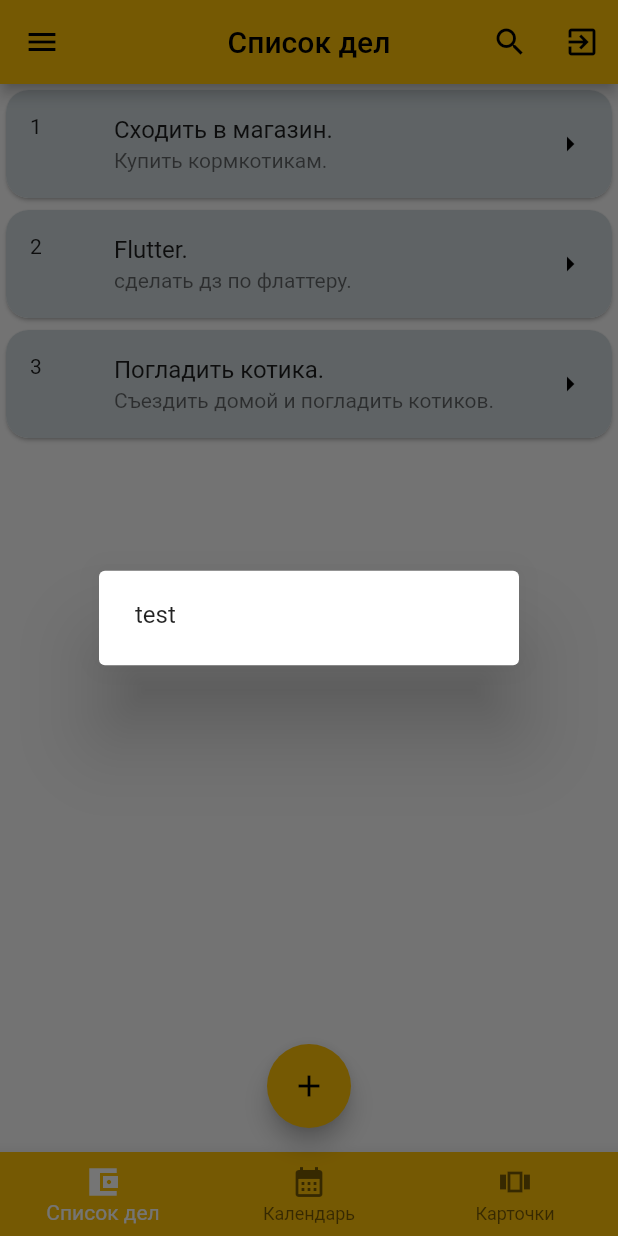
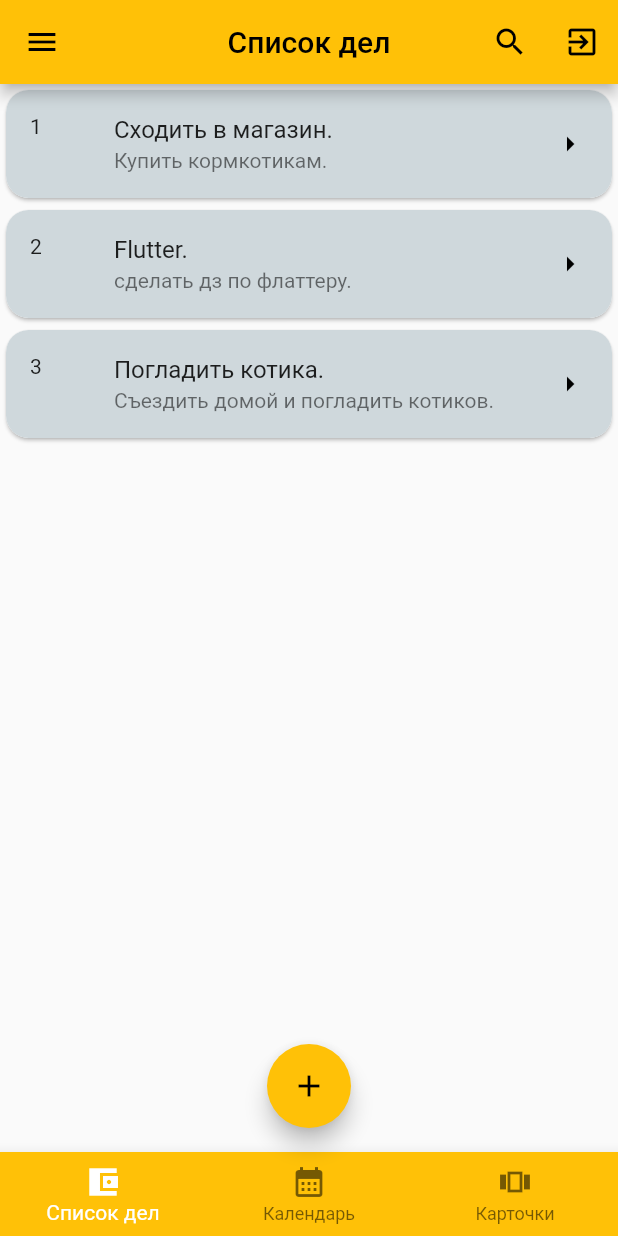
Before and after one commit to dobriy-yashcher/test_flutter_project, a Flutter app: the screen it shows after launch, after a tap on "Sign in", on a phone screen of 412 x 824 dp. Run offline on Flutter 3.47's test engine with Material 2 defaults, Android fonts, the phone set to English and light mode, and no system bars.

Commit message:
finish apps

```diff
--- a/lib/main.dart
+++ b/lib/main.dart
@@ -1,4 +1,5 @@
 import 'package:flutter/material.dart';
+import 'package:test_project/pages/apps_page.dart';
 import 'package:test_project/pages/auth_page.dart';
 import 'package:test_project/pages/home_page.dart';
 
@@ -17,6 +18,7 @@ class MainApp extends StatelessWidget {
       routes: {
         '/': (context) => const AuthPage(),
         '/home': (context) => const HomePage(),
+        '/apps': (context) => const AppsPage(),
       },
     );
   }
--- a/lib/pages/auth_page.dart
+++ b/lib/pages/auth_page.dart
@@ -52,13 +52,13 @@ class AuthPage extends StatelessWidget {
               ),
               onPressed: () {
                 Navigator.popAndPushNamed(context, '/home');
-                showDialog(
-                    context: context,
-                    builder: (context) {
-                      return const AlertDialog(
-                        content: Text('test'),
-                      );
-                    });
+                // showDialog(
+                //     context: context,
+                //     builder: (context) {
+                //       return const AlertDialog(
+                //         content: Text('test'),
+                //       );
+                //     });
               },
               child: const Text('Sign in'),
             ),
@@ -68,6 +68,15 @@ class AuthPage extends StatelessWidget {
             child: Text("Sign up?", style: TextStyle(color: primaryColor)),
             onTap: () => {},
           ),
+          const AuthorizationMargin(),
+          SizedBox(
+            child: ElevatedButton(
+              onPressed: () {
+                Navigator.popAndPushNamed(context, '/apps');
+              },
+              child: const Text('Apps'),
+            ),
+          ),
         ]),
       )),
     );
--- a/lib/pages/cards_page.dart
+++ b/lib/pages/cards_page.dart
@@ -19,7 +19,6 @@ class CardsPage extends StatelessWidget {
                     children: [Text("Карточки вертикальные")])
               ]),
             );
-            //return const Text('Карточки вертикальные', style: TextStyle(lo: ));
           }
           return generateListTile(context, index);
         }
--- a/lib/pages/home_page.dart
+++ b/lib/pages/home_page.dart
@@ -1,5 +1,5 @@
-import 'package:flutter/cupertino.dart';
 import 'package:flutter/material.dart';
+import 'package:test_project/pages/apps_page.dart';
 import 'package:test_project/pages/calendar_page.dart';
 import 'package:test_project/pages/cards_page.dart';
 import 'package:test_project/pages/deals_page.dart';
@@ -28,6 +28,7 @@ class _HomePageState extends State<HomePage> {
       DealsPage(searchText),
       const CalendarPage(),
       const CardsPage(),
+      const AppsPage(),
     ];
 
     return listPages[index];
@@ -108,7 +109,7 @@ class _HomePageState extends State<HomePage> {
           BottomNavigationBarItem(
             icon: Icon(Icons.view_carousel_outlined),
             label: 'Карточки',
-          )
+          ),
         ],
         onTap: ((value) {
           setState(() {
```
Also changed, not shown: lib/pages/apps_page.dart (added, +69 -0 lines).
